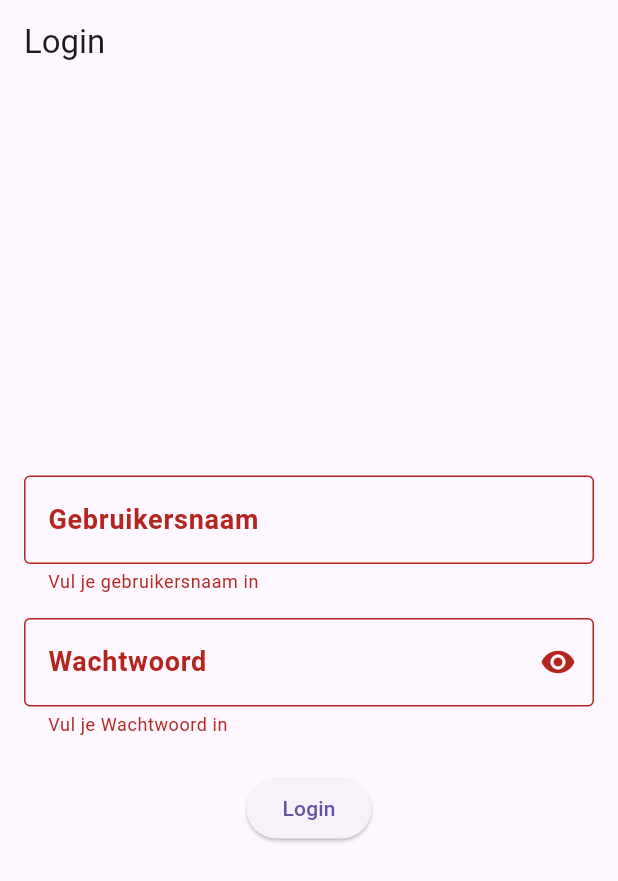
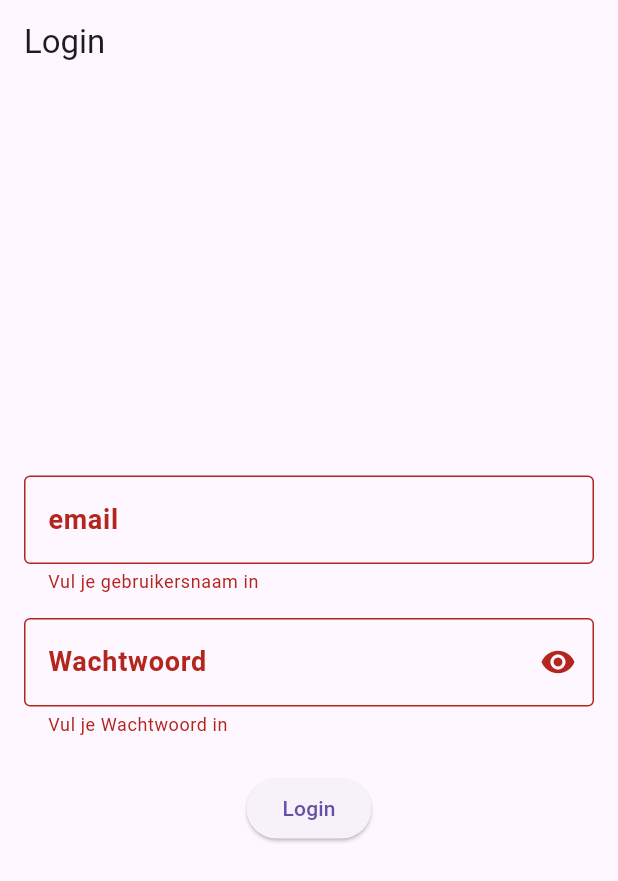
Before and after one commit to sofiane-atari/VerhuurProject, a Flutter app: the screen it shows after launch, after a tap on "Login", on a phone screen of 412 x 824 dp. Shown: the top 881 px of the screen. Run offline on Flutter 3.47's test engine with Material 3 defaults, Android fonts, the light colour scheme and no system bars; our stand-ins replace firebase_auth, firebase_core, flutter_map, latlong2; accounts and stored records are empty.

Commit message:
login screen + firebase login

```diff
--- a/lib/main.dart
+++ b/lib/main.dart
@@ -1,7 +1,7 @@
+import 'package:firebase_auth/firebase_auth.dart';
 import 'package:flutter/material.dart';
 import 'package:firebase_core/firebase_core.dart';
 import 'package:flutter_verhuur_project/widgets/homePage.dart';
-import 'package:flutter_verhuur_project/widgets/list.dart';
 import 'firebase_options.dart';
 import 'package:flutter_verhuur_project/widgets/login.dart';
 
@@ -20,16 +20,80 @@ class MyApp extends StatefulWidget {
 
 class _MyAppState extends State<MyApp> {
   bool isLoggedIn = false;
-  String? loggedInVoornaam;
-  String? loggedInPassword;
+  User? _user;
 
-  void login(String voornaam, String password) {
-    setState(() {
-      isLoggedIn = true;
-      loggedInVoornaam = voornaam;
-      loggedInPassword = password;
+  @override
+  void initState() {
+    super.initState();
+    _auth.authStateChanges().listen((User? user) {
+      setState(() {
+        _user = user;
+        isLoggedIn = user != null;
+      });
     });
-    print('ingelogd als: $voornaam $password');
+  }
+
+  final FirebaseAuth _auth = FirebaseAuth.instance;
+
+  Future<UserCredential?> signInUser(String email, String password) async {
+    try {
+      final credential = await FirebaseAuth.instance.signInWithEmailAndPassword(
+        email: email,
+        password: password,
+      );
+      return credential;
+    } on FirebaseAuthException catch (e) {
+      if (e.code == 'user-not-found') {
+        print('Er is geen gebruiker gevonden voor dat e-mailadres.');
+        // Toon een foutmelding aan de gebruiker
+      } else if (e.code == 'wrong-password') {
+        print('Het opgegeven wachtwoord is onjuist.');
+        // Toon een foutmelding aan de gebruiker
+      } else {
+        print('Er is een fout opgetreden: ${e.message}');
+        // Toon een algemene foutmelding aan de gebruiker
+      }
+      return null;
+    } catch (e) {
+      print(e);
+      return null;
+    }
+  }
+
+  Future<UserCredential?> registerUser(String email, String password) async {
+    try {
+      final credential = await FirebaseAuth.instance
+          .createUserWithEmailAndPassword(email: email, password: password);
+      return credential;
+    } on FirebaseAuthException catch (e) {
+      if (e.code == 'weak-password') {
+        print('Het opgegeven wachtwoord is te zwak.');
+        // Toon een foutmelding aan de gebruiker
+      } else if (e.code == 'email-already-in-use') {
+        print('Er bestaat al een account voor dat e-mailadres.');
+        // Toon een foutmelding aan de gebruiker
+      } else {
+        print('Er is een fout opgetreden: ${e.message}');
+        // Toon een algemene foutmelding aan de gebruiker
+      }
+      return null;
+    } catch (e) {
+      print(e);
+      return null;
+    }
+  }
+
+  Future<void> _handleSignIn(String email, String password) async {
+    UserCredential? userCredential = await signInUser(email, password);
+    if (userCredential?.user != null) {
+      // Inloggen succesvol, de authStateChanges listener zal de state updaten
+      print('Ingelogd als: ${userCredential!.user!.email}');
+      // Hier kun je eventueel extra acties uitvoeren na het inloggen
+    } else {
+      // Inloggen mislukt, toon een foutmelding aan de gebruiker in de UI
+      print('Inloggen mislukt');
+      // TODO: Implementeer het tonen van een foutmelding in de LoginScreen
+    }
   }
 
   @override
@@ -46,7 +110,12 @@ class _MyAppState extends State<MyApp> {
           ),
         ),
       ),
-      home: isLoggedIn ? const HomePage() : LoginScreen(onLogin: login),
+      home:
+          isLoggedIn
+              ? const HomePage()
+              : LoginScreen(
+                onLogin: (email, password) => _handleSignIn(email, password),
+              ),
     );
   }
 }
--- a/lib/widgets/login.dart
+++ b/lib/widgets/login.dart
@@ -1,7 +1,7 @@
 import 'package:flutter/material.dart';
 
 class LoginScreen extends StatefulWidget {
-  final Function(String voornaam, String achternaam) onLogin;
+  final Function(String email, String password) onLogin;
 
   const LoginScreen({super.key, required this.onLogin});
 
@@ -11,8 +11,8 @@ class LoginScreen extends StatefulWidget {
 
 class _LoginScreenState extends State<LoginScreen> {
   final _formKey = GlobalKey<FormState>();
-  final TextEditingController _voornaamController = TextEditingController();
-  final TextEditingController _achternaamController = TextEditingController();
+  final TextEditingController _emailController = TextEditingController();
+  final TextEditingController _passwordController = TextEditingController();
   bool _obscureText = true;
 
   @override
@@ -29,9 +29,9 @@ class _LoginScreenState extends State<LoginScreen> {
               children: <Widget>[
                 TextFormField(
                   style: TextStyle(color: Colors.deepPurple),
-                  controller: _voornaamController,
+                  controller: _emailController,
                   decoration: const InputDecoration(
-                    labelText: 'Gebruikersnaam',
+                    labelText: 'email',
                     fillColor: Colors.black,
                     border: OutlineInputBorder(),
                   ),
@@ -45,7 +45,7 @@ class _LoginScreenState extends State<LoginScreen> {
                 const SizedBox(height: 16.0),
                 TextFormField(
                   style: TextStyle(color: Colors.deepPurple),
-                  controller: _achternaamController,
+                  controller: _passwordController,
                   obscureText: _obscureText,
                   decoration: InputDecoration(
                     labelText: 'Wachtwoord',
@@ -73,8 +73,8 @@ class _LoginScreenState extends State<LoginScreen> {
                   onPressed: () {
                     if (_formKey.currentState!.validate()) {
                       widget.onLogin(
-                        _voornaamController.text,
-                        _achternaamController.text,
+                        _emailController.text,
+                        _passwordController.text,
                       );
                     }
                   },
--- a/lib/widgets/map_screen.dart
+++ b/lib/widgets/map_screen.dart
@@ -12,7 +12,7 @@ class MapScreen extends StatefulWidget {
 
 class _MapScreenState extends State<MapScreen> {
   final MapController _mapController = MapController();
-  double _currentZoom = 13.0;
+  final double _currentZoom = 13.0;
   String _appBarTitle = 'Klik op de map';
 
   @override
@@ -37,7 +37,6 @@ class _MapScreenState extends State<MapScreen> {
         ],
       ),
       floatingActionButton: FloatingActionButton(
-        child: Icon(Icons.list),
         backgroundColor: Colors.deepPurple,
         onPressed: () {
           Navigator.push(
@@ -45,6 +44,7 @@ class _MapScreenState extends State<MapScreen> {
             MaterialPageRoute(builder: (context) => ListViewScreen()),
           );
         },
+        child: Icon(Icons.list),
       ),
     );
   }
--- a/pubspec.yaml
+++ b/pubspec.yaml
@@ -2,7 +2,7 @@ name: flutter_verhuur_project
 description: "A new Flutter project."
 # The following line prevents the package from being accidentally published to
 # pub.dev using `flutter pub publish`. This is preferred for private packages.
-publish_to: 'none' # Remove this line if you wish to publish to pub.dev
+publish_to: "none" # Remove this line if you wish to publish to pub.dev
 
 # The following defines the version and build number for your application.
 # A version number is three numbers separated by dots, like 1.2.43
@@ -32,6 +32,7 @@ dependencies:
     sdk: flutter
   firebase_core: ^3.13.0
   cloud_firestore: ^5.6.6
+  firebase_auth: ^5.5.2
 
   # The following adds the Cupertino Icons font to your application.
   # Use with the CupertinoIcons class for iOS style icons.
@@ -54,7 +55,6 @@ dev_dependencies:
 
 # The following section is specific to Flutter packages.
 flutter:
-
   # The following line ensures that the Material Icons font is
   # included with your application, so that you can use the icons in
   # the material Icons class.
```
Also changed, not shown: pubspec.lock, 3 other files.
